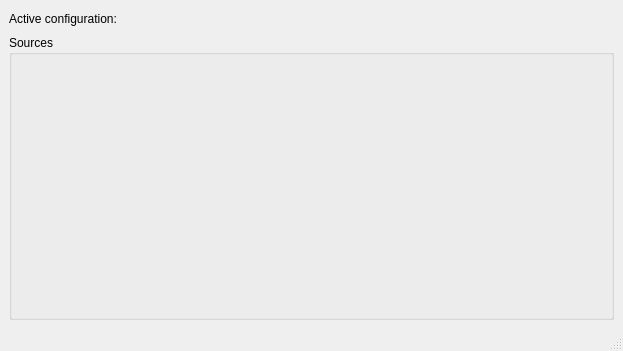
The window that TVVMServer/mainwindow.ui (antzol/TVVisualMonitoring) describes before a commit, drawn with Qt 5.
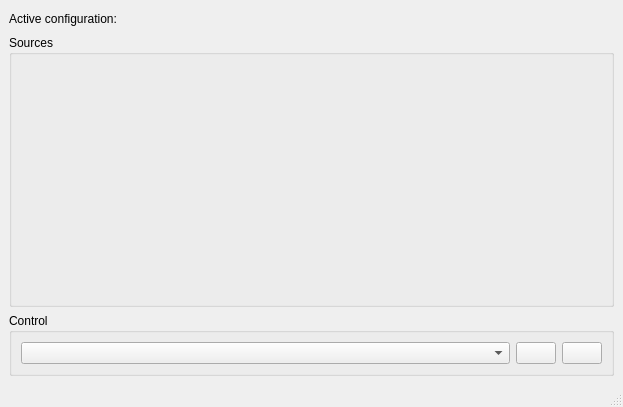
The same window after the commit. Icons and pictures are not drawn.

Commit message: Add playing audio signal to audio output

The edit to the form file:
```diff
--- a/TVVMServer/mainwindow.ui
+++ b/TVVMServer/mainwindow.ui
@@ -7,14 +7,14 @@
     <x>0</x>
     <y>0</y>
     <width>623</width>
-    <height>351</height>
+    <height>407</height>
    </rect>
   </property>
   <property name="windowTitle">
    <string>TVVM server</string>
   </property>
   <widget class="QWidget" name="centralwidget">
-   <layout class="QVBoxLayout" name="verticalLayout" stretch="0,1">
+   <layout class="QVBoxLayout" name="verticalLayout">
     <item>
      <layout class="QHBoxLayout" name="horizontalLayout">
       <item>
@@ -59,8 +59,6 @@
      </layout>
     </item>
     <item>
-     <layout class="QHBoxLayout" name="horizontalLayout_2" stretch="0">
-      <item>
        <widget class="QGroupBox" name="sourcesBox">
         <property name="sizePolicy">
          <sizepolicy hsizetype="Preferred" vsizetype="Preferred">
@@ -79,7 +77,73 @@
         </property>
        </widget>
       </item>
-     </layout>
+    <item>
+     <widget class="QGroupBox" name="groupBox">
+      <property name="title">
+       <string>Control</string>
+      </property>
+      <layout class="QGridLayout" name="gridLayout">
+       <item row="0" column="0">
+        <widget class="QComboBox" name="audioStreamsComboBox">
+         <property name="sizePolicy">
+          <sizepolicy hsizetype="Preferred" vsizetype="Fixed">
+           <horstretch>1</horstretch>
+           <verstretch>0</verstretch>
+          </sizepolicy>
+         </property>
+        </widget>
+       </item>
+       <item row="0" column="1">
+        <widget class="QPushButton" name="routeAudioStreamButton">
+         <property name="maximumSize">
+          <size>
+           <width>3200</width>
+           <height>3200</height>
+          </size>
+         </property>
+         <property name="text">
+          <string/>
+         </property>
+         <property name="icon">
+          <iconset resource="../images.qrc">
+           <normaloff>:/icons/arrow_right</normaloff>:/icons/arrow_right</iconset>
+         </property>
+         <property name="iconSize">
+          <size>
+           <width>20</width>
+           <height>20</height>
+          </size>
+         </property>
+        </widget>
+       </item>
+       <item row="0" column="2">
+        <widget class="QPushButton" name="toggleVolumeButton">
+         <property name="maximumSize">
+          <size>
+           <width>3200</width>
+           <height>3200</height>
+          </size>
+         </property>
+         <property name="text">
+          <string/>
+         </property>
+         <property name="icon">
+          <iconset resource="../images.qrc">
+           <normaloff>:/audio/unmute</normaloff>:/audio/unmute</iconset>
+         </property>
+         <property name="iconSize">
+          <size>
+           <width>20</width>
+           <height>20</height>
+          </size>
+         </property>
+         <property name="checkable">
+          <bool>true</bool>
+         </property>
+        </widget>
+       </item>
+      </layout>
+     </widget>
     </item>
    </layout>
   </widget>
```
Left out of the diff: 4 changed lines with no effect on the pictures. Lines whose indentation alone changed are shown as unchanged. The commit also changes 18 other files.
